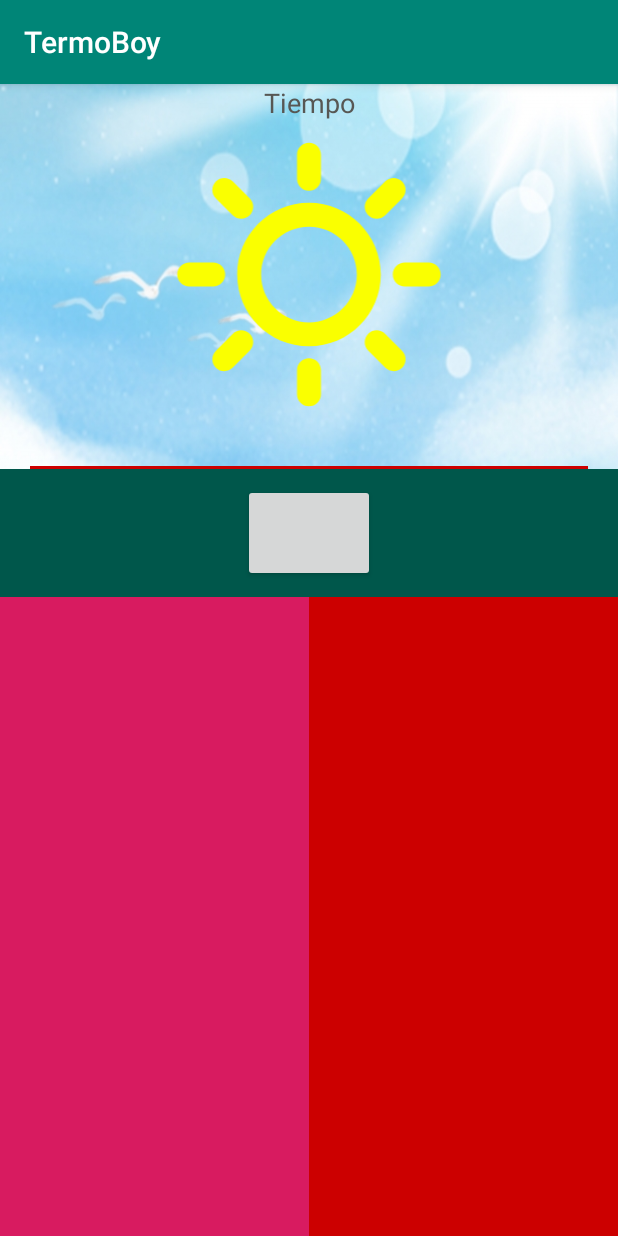
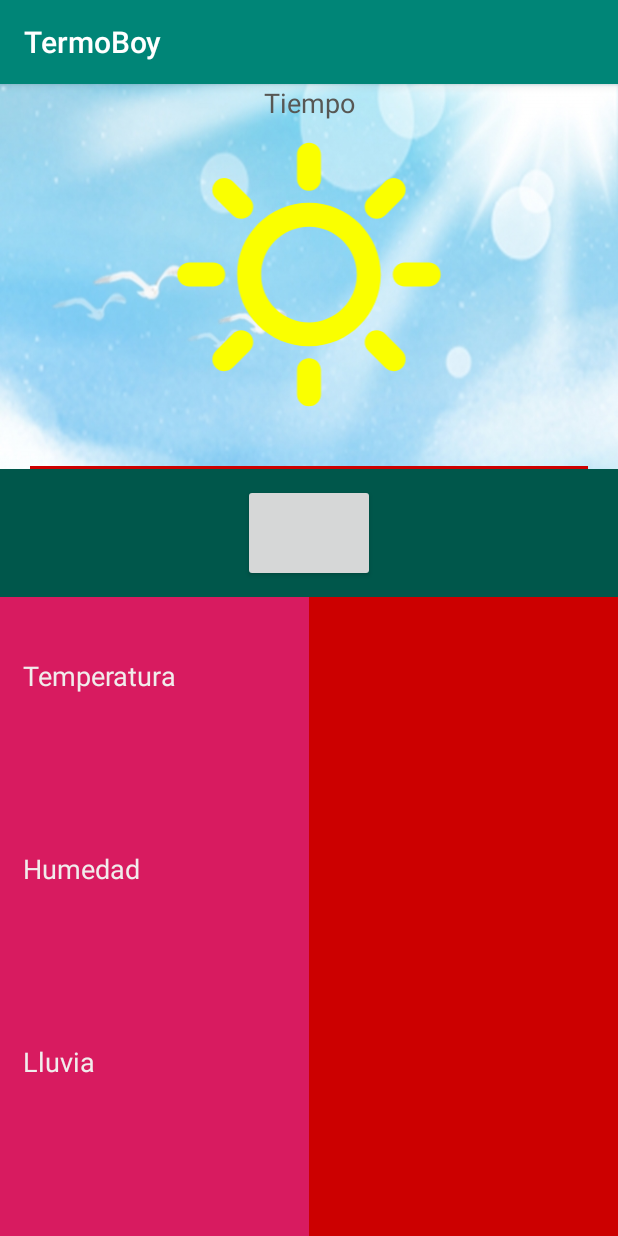
Before and after one commit to lscardino/TermoBoy, an Android app: the screen it shows after launch (MainActivity), on a phone screen of 412 x 824 dp. Run offline under Robolectric (Android 15) with nearby library versions, the phone set to English and light mode, and no system bars.

Commit message:
Movido un poco los layaouts

```diff
--- a/app/src/main/res/layout/activity_main.xml
+++ b/app/src/main/res/layout/activity_main.xml
@@ -86,6 +86,39 @@
             android:layout_weight="1"
             android:background="@color/colorAccent"
             android:orientation="vertical">
+
+            <TextView
+                android:id="@+id/txtTemperatura"
+                android:layout_width="match_parent"
+                android:layout_height="wrap_content"
+                android:layout_marginLeft="15dp"
+                android:layout_marginTop="40dp"
+                android:layout_weight="2"
+                android:text="Temperatura"
+                android:textColor="#F1ECEC"
+                android:textSize="18sp" />
+
+            <TextView
+                android:id="@+id/txtHumedad"
+                android:layout_width="match_parent"
+                android:layout_height="wrap_content"
+                android:layout_marginLeft="15dp"
+                android:layout_marginTop="0dp"
+                android:text="Humedad"
+                android:layout_weight="2"
+                android:textColor="#F1ECEC"
+                android:textSize="18sp"/>
+
+            <TextView
+                android:layout_width="match_parent"
+                android:layout_height="wrap_content"
+                android:layout_marginLeft="15dp"
+                android:layout_marginTop="0dp"
+                android:text="Lluvia"
+                android:layout_weight="2"
+                android:textColor="#F1ECEC"
+                android:textSize="18sp"/>
+
         </LinearLayout>
 
         <LinearLayout
```
